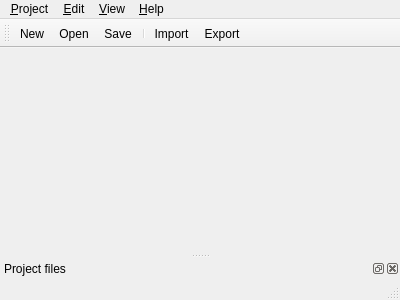
Above: Src/TreeATEDev/mainwindow.ui from WilliamYinwei/TreeATE before the change. Below: the same form after it.
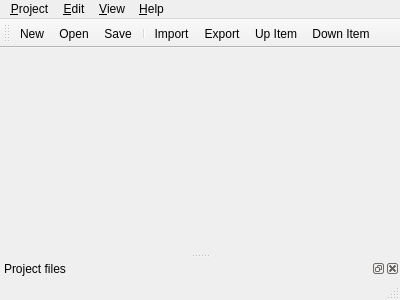
That is the form after the change. Icons and pictures are not drawn.

Patch:
```diff
--- a/Src/TreeATEDev/mainwindow.ui
+++ b/Src/TreeATEDev/mainwindow.ui
@@ -109,6 +109,8 @@
    <addaction name="separator"/>
    <addaction name="actionImport"/>
    <addaction name="action_Export"/>
+   <addaction name="actionUpItem"/>
+   <addaction name="actionDownItem"/>
   </widget>
   <widget class="QStatusBar" name="statusBar"/>
   <widget class="QDockWidget" name="dockWidget_model">
@@ -267,6 +269,24 @@
     <string>&amp;Script</string>
    </property>
   </action>
+  <action name="actionUpItem">
+   <property name="icon">
+    <iconset resource="res.qrc">
+     <normaloff>:/up.png</normaloff>:/up.png</iconset>
+   </property>
+   <property name="text">
+    <string>Up Item</string>
+   </property>
+  </action>
+  <action name="actionDownItem">
+   <property name="icon">
+    <iconset resource="res.qrc">
+     <normaloff>:/down.png</normaloff>:/down.png</iconset>
+   </property>
+   <property name="text">
+    <string>Down Item</string>
+   </property>
+  </action>
  </widget>
  <layoutdefault spacing="6" margin="11"/>
  <resources>
```
Left out of the diff: 11 changed lines with no effect on the pictures.
